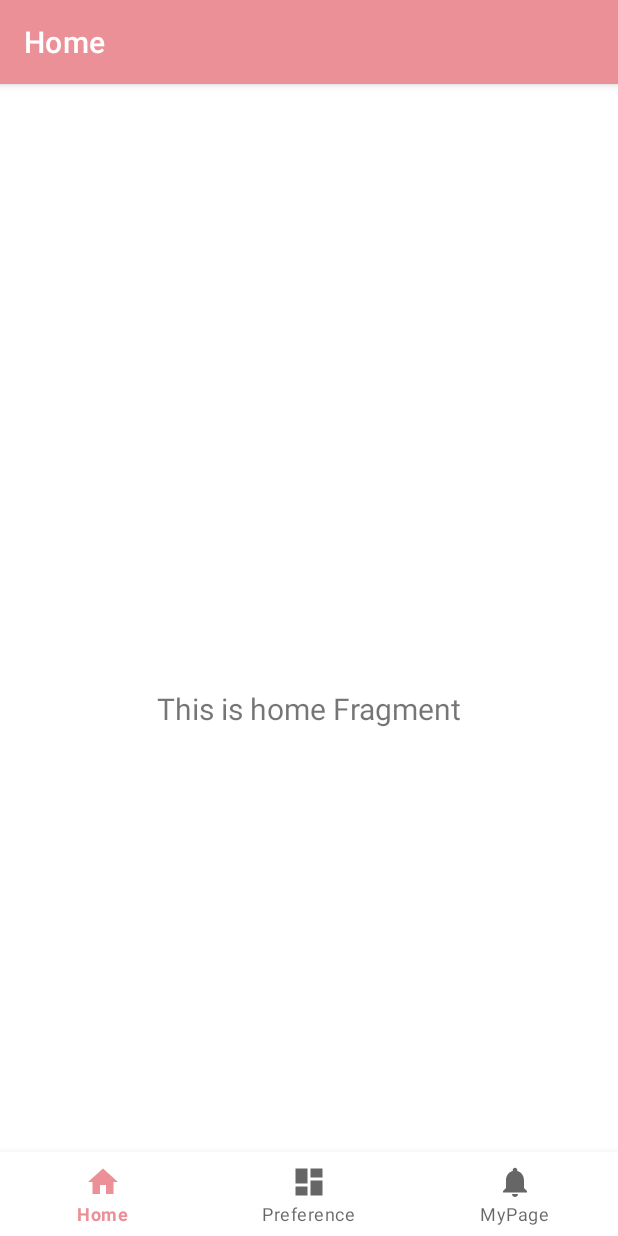
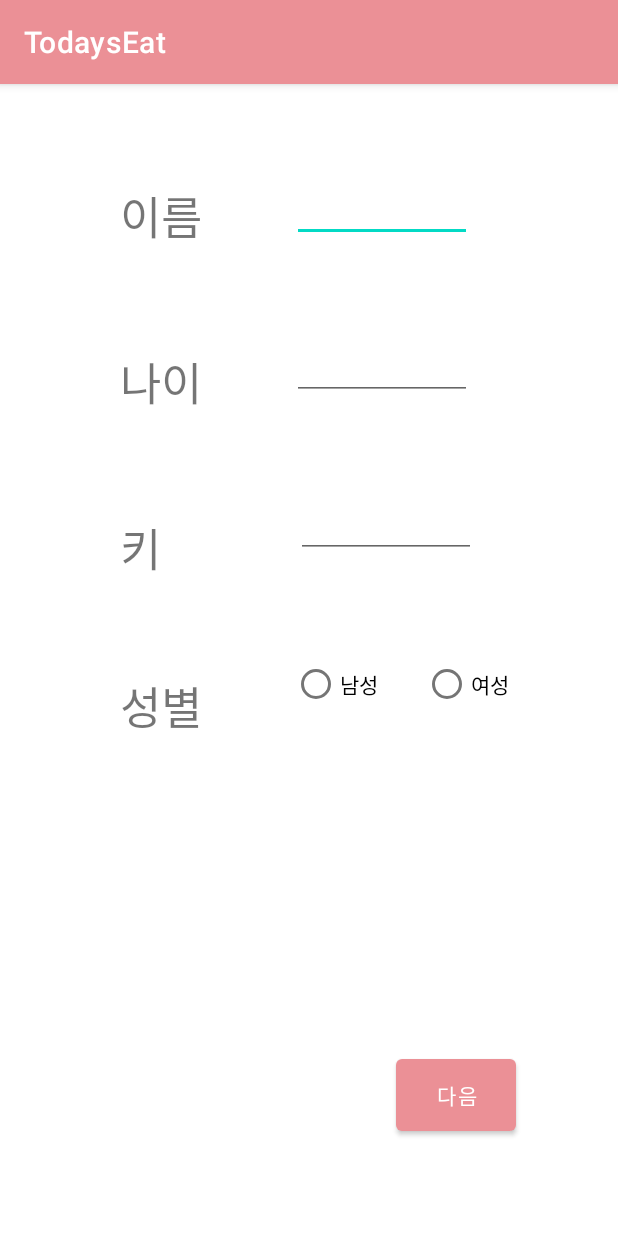
Before and after one commit to ehtjsv2/MoAppTeam4, an Android app: the screen it shows after launch (MainActivity before the commit, LoginActivity after it), on a phone screen of 412 x 824 dp. Run offline under Robolectric (Android 15) with nearby library versions, the phone set to English and light mode, and no system bars.

Commit message:
login_layout

```diff
--- /dev/null
+++ b/app/src/main/java/com/example/todayseat/LoginActivity.kt
@@ -0,0 +1,29 @@
+package com.example.todayseat
+
+import android.content.Intent
+import androidx.appcompat.app.AppCompatActivity
+import android.os.Bundle
+import android.widget.Button
+import com.example.todayseat.databinding.ActivityLoginBinding
+import com.example.todayseat.databinding.ActivityMainBinding
+
+class LoginActivity : AppCompatActivity() {
+
+    private lateinit var binding: ActivityLoginBinding
+
+    override fun onCreate(savedInstanceState: Bundle?) {
+        super.onCreate(savedInstanceState)
+
+        binding = ActivityLoginBinding.inflate(layoutInflater)
+        setContentView(binding.root)
+
+        // 버튼 클릭 이벤트 추후 캐시, 값 여부 판단, 데이터 처리 추가하기
+        binding.nextButton.setOnClickListener{
+            val intent = Intent(this, LoginActivity2::class.java)
+            startActivity(intent)
+            finish()
+        }
+    }
+
+
+}
--- a/app/src/main/java/com/example/todayseat/SplashActivity.kt
+++ b/app/src/main/java/com/example/todayseat/SplashActivity.kt
@@ -17,8 +17,8 @@ class SplashActivity : AppCompatActivity() {
         //      postDelayed()를 통해 일정 시간(딜레이 시간)동안 쓰레드 작업을 멈춘다.
         //      {딜레이 이후 동작}을 통해 딜레이 시간 이후, 동작을 정의해준다.
         Handler().postDelayed(splashDuration){
-            val intent = Intent(this, MainActivity::class.java)
-            //val intent = Intent(this, LoginActivity::class.java)
+            //val intent = Intent(this, MainActivity::class.java)
+            val intent = Intent(this, LoginActivity::class.java)
             startActivity(intent)
             finish()
         }
--- /dev/null
+++ b/app/src/main/res/layout/activity_login.xml
@@ -0,0 +1,110 @@
+<?xml version="1.0" encoding="utf-8"?>
+<androidx.constraintlayout.widget.ConstraintLayout xmlns:android="http://schemas.android.com/apk/res/android"
+    xmlns:app="http://schemas.android.com/apk/res-auto"
+    xmlns:tools="http://schemas.android.com/tools"
+    android:layout_width="match_parent"
+    android:layout_height="match_parent"
+    tools:context=".LoginActivity">
+
+    <RadioButton
+        android:id="@+id/gender_m"
+        android:layout_width="wrap_content"
+        android:layout_height="wrap_content"
+        android:layout_marginStart="60dp"
+        android:layout_marginTop="60dp"
+        android:text="남성"
+        app:layout_constraintStart_toEndOf="@+id/text_gender"
+        app:layout_constraintTop_toBottomOf="@+id/join_stature" />
+
+    <RadioButton
+        android:id="@+id/gender_fm"
+        android:layout_width="wrap_content"
+        android:layout_height="wrap_content"
+        android:layout_marginStart="30dp"
+        android:layout_marginTop="60dp"
+        android:text="여성"
+        app:layout_constraintStart_toEndOf="@+id/gender_m"
+        app:layout_constraintTop_toBottomOf="@+id/join_stature" />
+
+    <EditText
+        android:id="@+id/join_name"
+        android:layout_width="120dp"
+        android:layout_height="wrap_content"
+        android:layout_marginStart="60dp"
+        android:layout_marginTop="60dp"
+        app:layout_constraintStart_toEndOf="@+id/text_name"
+        app:layout_constraintTop_toTopOf="parent" />
+
+    <EditText
+        android:id="@+id/join_age"
+        android:layout_width="120dp"
+        android:layout_height="wrap_content"
+        android:layout_marginStart="60dp"
+        android:layout_marginTop="60dp"
+        app:layout_constraintStart_toEndOf="@+id/text_age"
+        app:layout_constraintTop_toBottomOf="@+id/join_name" />
+
+    <EditText
+        android:id="@+id/join_stature"
+        android:layout_width="120dp"
+        android:layout_height="wrap_content"
+        android:layout_marginStart="90dp"
+        android:layout_marginTop="60dp"
+        app:layout_constraintStart_toEndOf="@+id/text_stature"
+        app:layout_constraintTop_toBottomOf="@+id/join_age" />
+
+    <Button
+        android:id="@+id/next_button"
+        android:layout_width="80dp"
+        android:layout_height="60dp"
+        android:layout_marginEnd="68dp"
+        android:layout_marginBottom="64dp"
+        android:onClick="moveButton"
+        android:text="다음"
+        app:layout_constraintBottom_toBottomOf="parent"
+        app:layout_constraintEnd_toEndOf="parent" />
+
+    <TextView
+        android:id="@+id/text_name"
+        android:layout_width="wrap_content"
+        android:layout_height="wrap_content"
+        android:layout_marginStart="80dp"
+        android:layout_marginTop="65dp"
+        android:text="이름"
+        android:textSize="30sp"
+        app:layout_constraintStart_toStartOf="parent"
+        app:layout_constraintTop_toTopOf="parent" />
+
+    <TextView
+        android:id="@+id/text_age"
+        android:layout_width="wrap_content"
+        android:layout_height="wrap_content"
+        android:layout_marginStart="80dp"
+        android:layout_marginTop="65dp"
+        android:text="나이"
+        android:textSize="30sp"
+        app:layout_constraintStart_toStartOf="parent"
+        app:layout_constraintTop_toBottomOf="@+id/text_name" />
+
+    <TextView
+        android:id="@+id/text_stature"
+        android:layout_width="wrap_content"
+        android:layout_height="wrap_content"
+        android:layout_marginStart="80dp"
+        android:layout_marginTop="65dp"
+        android:text="키"
+        android:textSize="30sp"
+        app:layout_constraintStart_toStartOf="parent"
+        app:layout_constraintTop_toBottomOf="@+id/text_age" />
+
+    <TextView
+        android:id="@+id/text_gender"
+        android:layout_width="wrap_content"
+        android:layout_height="wrap_content"
+        android:layout_marginStart="80dp"
+        android:layout_marginTop="60dp"
+        android:text="성별"
+        android:textSize="30sp"
+        app:layout_constraintStart_toStartOf="parent"
+        app:layout_constraintTop_toBottomOf="@+id/text_stature" />
+</androidx.constraintlayout.widget.ConstraintLayout>
--- /dev/null
+++ b/app/src/main/res/values-land/dimens.xml
@@ -0,0 +1,3 @@
+<resources>
+      <dimen name="fab_margin">48dp</dimen>
+   </resources>
--- /dev/null
+++ b/app/src/main/res/values-w1240dp/dimens.xml
@@ -0,0 +1,3 @@
+<resources>
+      <dimen name="fab_margin">200dp</dimen>
+   </resources>
--- /dev/null
+++ b/app/src/main/res/values-w600dp/dimens.xml
@@ -0,0 +1,3 @@
+<resources>
+      <dimen name="fab_margin">48dp</dimen>
+   </resources>
--- a/app/src/main/res/values/dimens.xml
+++ b/app/src/main/res/values/dimens.xml
@@ -2,4 +2,5 @@
     <!-- Default screen margins, per the Android Design guidelines. -->
     <dimen name="activity_horizontal_margin">16dp</dimen>
     <dimen name="activity_vertical_margin">16dp</dimen>
+    <dimen name="fab_margin">16dp</dimen>
 </resources>
--- a/app/src/main/res/values/themes.xml
+++ b/app/src/main/res/values/themes.xml
@@ -13,4 +13,10 @@
         <item name="android:statusBarColor">?attr/colorPrimaryVariant</item>
         <!-- Customize your theme here. -->
     </style>
+    <style name="Theme.TodaysEat.NoActionBar">
+        <item name="windowActionBar">false</item>
+        <item name="windowNoTitle">true</item>
+    </style>
+    <style name="Theme.TodaysEat.AppBarOverlay" parent="ThemeOverlay.AppCompat.Dark.ActionBar" />
+    <style name="Theme.TodaysEat.PopupOverlay" parent="ThemeOverlay.AppCompat.Light" />
 </resources>
--- a/build.gradle
+++ b/build.gradle
@@ -1,6 +1,6 @@
 // Top-level build file where you can add configuration options common to all sub-projects/modules.
 plugins {
-    id 'com.android.application' version '7.3.0' apply false
-    id 'com.android.library' version '7.3.0' apply false
+    id 'com.android.application' version '7.3.1' apply false
+    id 'com.android.library' version '7.3.1' apply false
     id 'org.jetbrains.kotlin.android' version '1.7.10' apply false
 }
```
Also changed, not shown: app/src/main/AndroidManifest.xml (+45 -0 lines), app/src/main/java/com/example/todayseat/LoginActivity2.kt (added, +31 -0 lines), app/src/main/java/com/example/todayseat/LoginActivity3.kt (added, +28 -0 lines), app/src/main/java/com/example/todayseat/LoginActivity4.kt (added, +30 -0 lines), app/src/main/java/com/example/todayseat/LoginActivity5.kt (added, +29 -0 lines), app/src/main/res/layout/activity_login2.xml (added, +91 -0 lines), app/src/main/res/layout/activity_login3.xml (added, +92 -0 lines), app/src/main/res/layout/activity_login4.xml (added, +69 -0 lines), app/src/main/res/layout/activity_login5.xml (added, +69 -0 lines), app/src/main/res/navigation/nav_graph.xml (added, +28 -0 lines), app/src/main/res/values/strings.xml (+12 -0 lines).
